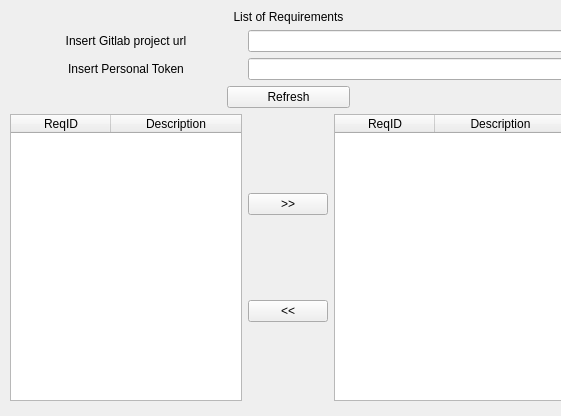
Above: src/libs/requirements/ui/gitlabrequirements.ui from esa/spacecreator before the change. Below: the same form after it.
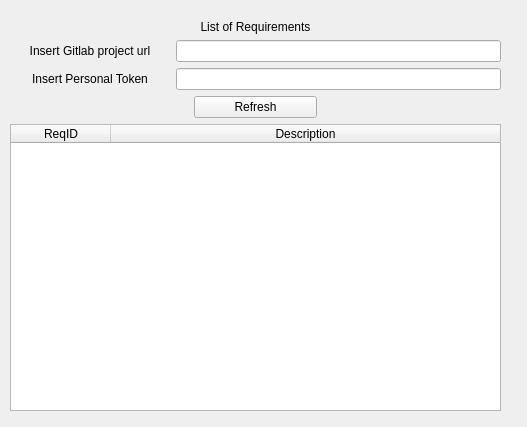
That is the form after the change.

Commit message: List of requirements populated

```diff
--- a/src/libs/requirements/ui/gitlabrequirements.ui
+++ b/src/libs/requirements/ui/gitlabrequirements.ui
@@ -6,14 +6,14 @@
    <rect>
     <x>0</x>
     <y>0</y>
-    <width>561</width>
-    <height>416</height>
+    <width>527</width>
+    <height>427</height>
    </rect>
   </property>
   <property name="sizePolicy">
    <sizepolicy hsizetype="Fixed" vsizetype="Preferred">
     <horstretch>0</horstretch>
-    <verstretch>0</verstretch>
+    <verstretch>6</verstretch>
    </sizepolicy>
   </property>
   <property name="windowTitle">
@@ -23,40 +23,27 @@
    <property name="geometry">
     <rect>
      <x>10</x>
-     <y>10</y>
-     <width>557</width>
+     <y>20</y>
+     <width>491</width>
      <height>391</height>
     </rect>
    </property>
    <layout class="QGridLayout" name="gridLayout">
-    <item row="5" column="2">
-     <widget class="QTableWidget" name="SelectedRequirements">
-      <attribute name="horizontalHeaderStretchLastSection">
-       <bool>true</bool>
-      </attribute>
-      <column>
-       <property name="text">
-        <string>ReqID</string>
-       </property>
-      </column>
-      <column>
-       <property name="text">
-        <string>Description</string>
-       </property>
-      </column>
-     </widget>
-    </item>
-    <item row="2" column="0">
-     <widget class="QLabel" name="UrlLabel">
+    <item row="3" column="0">
+     <widget class="QLabel" name="TokenLabel">
+      <property name="toolTip">
+       <string>To create a personal access token, go to  Profile &gt; Preferences &gt; Access Tokens 
+ in your gitlab server</string>
+      </property>
       <property name="text">
-       <string>Insert Gitlab project url</string>
+       <string>Insert Personal Token</string>
       </property>
       <property name="alignment">
        <set>Qt::AlignCenter</set>
       </property>
      </widget>
     </item>
-    <item row="5" column="0">
+    <item row="5" column="0" colspan="3">
      <widget class="QTableWidget" name="AllRequirements">
       <attribute name="horizontalHeaderStretchLastSection">
        <bool>true</bool>
@@ -73,27 +60,11 @@
       </column>
      </widget>
     </item>
-    <item row="2" column="1" colspan="2">
-     <widget class="QLineEdit" name="UrlLineEdit"/>
-    </item>
     <item row="3" column="1" colspan="2">
      <widget class="QLineEdit" name="TokenLineEdit"/>
     </item>
-    <item row="0" column="0" colspan="3">
-     <widget class="QLabel" name="TitleLabel">
-      <property name="sizePolicy">
-       <sizepolicy hsizetype="Preferred" vsizetype="Fixed">
-        <horstretch>0</horstretch>
-        <verstretch>0</verstretch>
-       </sizepolicy>
-      </property>
-      <property name="text">
-       <string>List of Requirements</string>
-      </property>
-      <property name="alignment">
-       <set>Qt::AlignCenter</set>
-      </property>
-     </widget>
+    <item row="2" column="1" colspan="2">
+     <widget class="QLineEdit" name="UrlLineEdit"/>
     </item>
     <item row="4" column="0" colspan="3" alignment="Qt::AlignHCenter">
      <widget class="QPushButton" name="Refresh">
@@ -114,37 +85,31 @@
       </property>
      </widget>
     </item>
-    <item row="3" column="0">
-     <widget class="QLabel" name="TokenLabel">
-      <property name="toolTip">
-       <string>To create a personal access token, go to  Profile &gt; Preferences &gt; Access Tokens 
- in your gitlab server</string>
-      </property>
+    <item row="2" column="0">
+     <widget class="QLabel" name="UrlLabel">
       <property name="text">
-       <string>Insert Personal Token</string>
+       <string>Insert Gitlab project url</string>
       </property>
       <property name="alignment">
        <set>Qt::AlignCenter</set>
       </property>
      </widget>
     </item>
-    <item row="5" column="1">
-     <layout class="QVBoxLayout" name="verticalLayout">
-      <item>
-       <widget class="QPushButton" name="MoveToSelected">
-        <property name="text">
-         <string>&gt;&gt;</string>
-        </property>
-       </widget>
-      </item>
-      <item>
-       <widget class="QPushButton" name="MoveToAll">
-        <property name="text">
-         <string>&lt;&lt;</string>
-        </property>
-       </widget>
-      </item>
-     </layout>
+    <item row="0" column="0" colspan="3">
+     <widget class="QLabel" name="TitleLabel">
+      <property name="sizePolicy">
+       <sizepolicy hsizetype="Preferred" vsizetype="Fixed">
+        <horstretch>0</horstretch>
+        <verstretch>3</verstretch>
+       </sizepolicy>
+      </property>
+      <property name="text">
+       <string>List of Requirements</string>
+      </property>
+      <property name="alignment">
+       <set>Qt::AlignCenter</set>
+      </property>
+     </widget>
     </item>
    </layout>
   </widget>
```
The commit also changes 14 other files.
